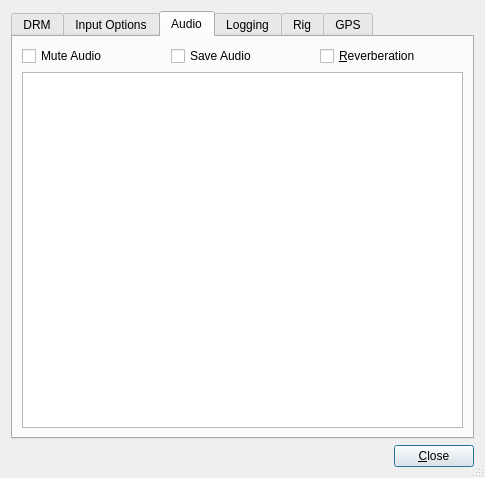
First picture: the form in common/GUI-QT/ReceiverSettingsDlg.ui, repository Drm-tools/dream-legacy, before the edit.
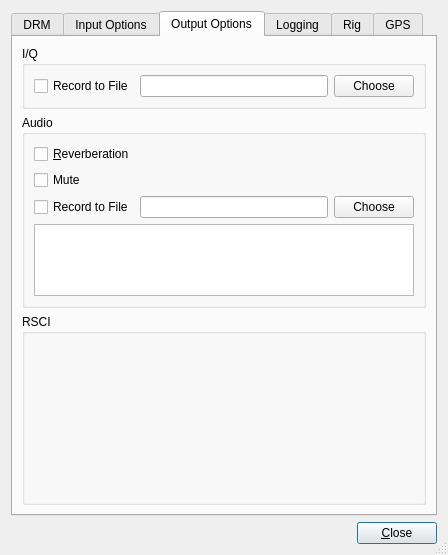
Second picture: the form after the edit. The open tabs and pages were chosen to show the change. Custom widgets are drawn as their Qt base class.

Commit message: Receiver Settings Progress

Patch:
```diff
--- a/common/GUI-QT/ReceiverSettingsDlg.ui
+++ b/common/GUI-QT/ReceiverSettingsDlg.ui
@@ -5,8 +5,8 @@
    <rect>
     <x>0</x>
     <y>0</y>
-    <width>485</width>
-    <height>478</height>
+    <width>442</width>
+    <height>535</height>
    </rect>
   </property>
   <property name="windowTitle" >
@@ -463,36 +463,100 @@
      </widget>
      <widget class="QWidget" name="tab" >
       <attribute name="title" >
-       <string>Audio</string>
+       <string>Output Options</string>
       </attribute>
-      <layout class="QGridLayout" name="gridLayout_16" >
+      <layout class="QGridLayout" name="gridLayout_20" >
        <item row="0" column="0" >
-        <layout class="QHBoxLayout" name="horizontalLayout_6" >
-         <item>
-          <widget class="QCheckBox" name="CheckBoxMuteAudio" >
-           <property name="text" >
-            <string>Mute Audio</string>
-           </property>
-          </widget>
-         </item>
-         <item>
-          <widget class="QCheckBox" name="CheckBoxSaveAudioWave" >
-           <property name="text" >
-            <string>Save Audio</string>
-           </property>
-          </widget>
-         </item>
-         <item>
-          <widget class="QCheckBox" name="CheckBoxReverb" >
-           <property name="text" >
-            <string>&amp;Reverberation</string>
-           </property>
-          </widget>
-         </item>
-        </layout>
+        <widget class="QGroupBox" name="groupBoxIQoptions" >
+         <property name="title" >
+          <string>I/Q</string>
+         </property>
+         <layout class="QGridLayout" name="gridLayout_18" >
+          <item row="0" column="0" >
+           <widget class="QCheckBox" name="CheckBoxRecordIQ" >
+            <property name="text" >
+             <string>Record to File</string>
+            </property>
+           </widget>
+          </item>
+          <item row="0" column="1" >
+           <widget class="QLineEdit" name="lineEditIQFile" />
+          </item>
+          <item row="0" column="2" >
+           <widget class="QPushButton" name="pushButtonChooseIQFile" >
+            <property name="text" >
+             <string>Choose</string>
+            </property>
+           </widget>
+          </item>
+         </layout>
+        </widget>
        </item>
        <item row="1" column="0" >
-        <widget class="QTreeView" name="treeViewAudio" />
+        <widget class="QGroupBox" name="groupBoxAudioOptions" >
+         <property name="title" >
+          <string>Audio</string>
+         </property>
+         <layout class="QGridLayout" name="gridLayout_16" >
+          <item row="0" column="0" colspan="2" >
+           <widget class="QCheckBox" name="CheckBoxReverb" >
+            <property name="text" >
+             <string>&amp;Reverberation</string>
+            </property>
+           </widget>
+          </item>
+          <item row="1" column="0" >
+           <widget class="QCheckBox" name="CheckBoxMuteAudio" >
+            <property name="text" >
+             <string>Mute</string>
+            </property>
+           </widget>
+          </item>
+          <item row="2" column="0" >
+           <widget class="QCheckBox" name="CheckBoxRecordAudio" >
+            <property name="text" >
+             <string>Record to File</string>
+            </property>
+           </widget>
+          </item>
+          <item row="2" column="1" >
+           <widget class="QLineEdit" name="lineEditAudioFile" />
+          </item>
+          <item row="2" column="2" >
+           <widget class="QPushButton" name="pushButtonChooseAudioFile" >
+            <property name="text" >
+             <string>Choose</string>
+            </property>
+           </widget>
+          </item>
+          <item row="3" column="0" colspan="3" >
+           <widget class="QTreeView" name="treeViewAudio" >
+            <property name="headerHidden" >
+             <bool>true</bool>
+            </property>
+           </widget>
+          </item>
+         </layout>
+        </widget>
+       </item>
+       <item row="2" column="0" >
+        <widget class="QGroupBox" name="groupBoxNetworkOutputs" >
+         <property name="title" >
+          <string>RSCI</string>
+         </property>
+         <layout class="QGridLayout" name="gridLayout_19" >
+          <item row="0" column="0" >
+           <widget class="DIoutputSelector" native="1" name="widgetNetworkOutput" >
+            <property name="minimumSize" >
+             <size>
+              <width>380</width>
+              <height>150</height>
+             </size>
+            </property>
+           </widget>
+          </item>
+         </layout>
+        </widget>
        </item>
       </layout>
      </widget>
@@ -1018,6 +1082,12 @@
    <header>receiverinputwidget.h</header>
    <container>1</container>
   </customwidget>
+  <customwidget>
+   <class>DIoutputSelector</class>
+   <extends>QWidget</extends>
+   <header location="global" >DIoutputSelector.h</header>
+   <container>1</container>
+  </customwidget>
  </customwidgets>
  <tabstops>
   <tabstop>LineEditLatDegrees</tabstop>
```
Left out of the diff: 2 changed lines with no effect on the pictures. The commit also changes 9 other files.
